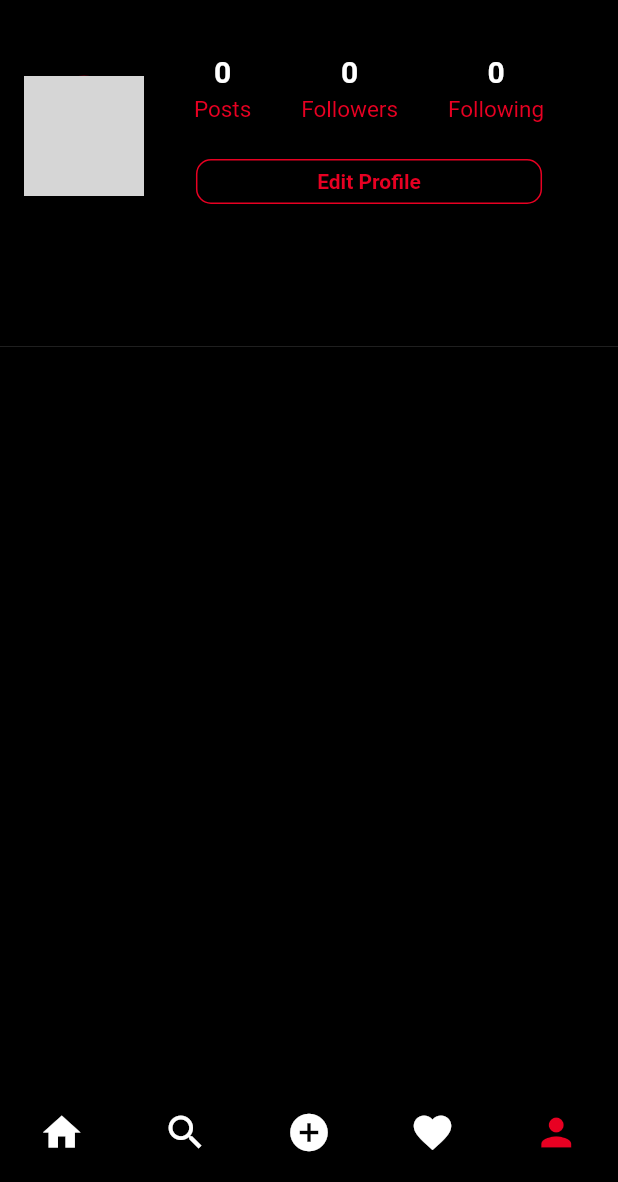
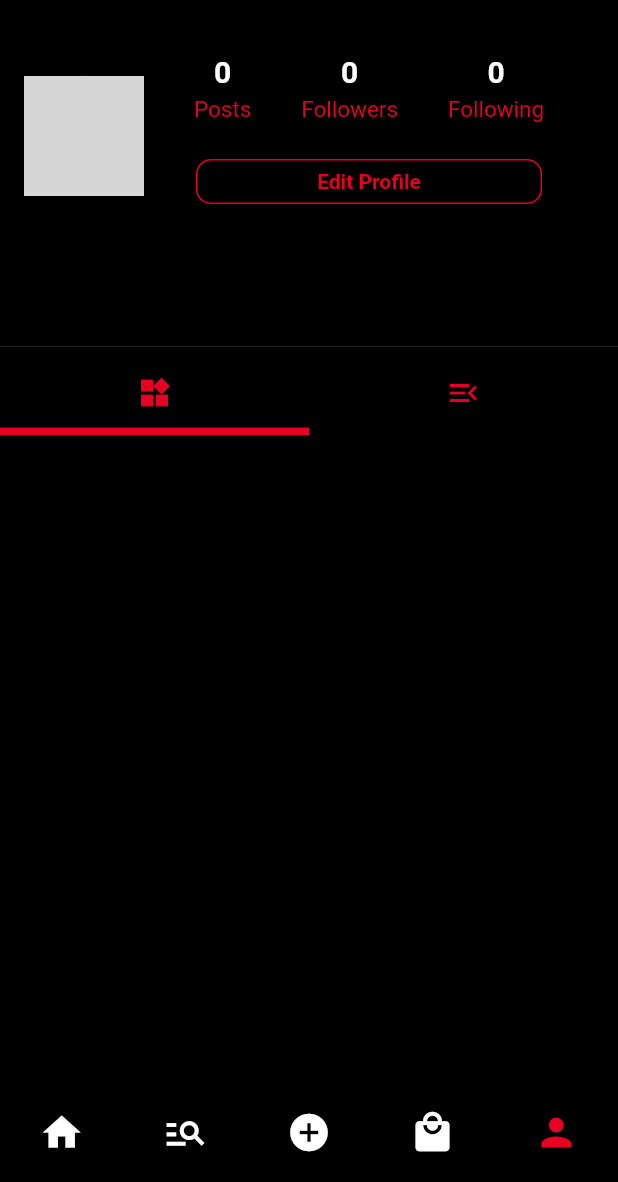
Before and after one commit to MizanHossen/skill_inventor_community, a Flutter app: the MobileScreenLayout screen opened directly, item 5 of the bottom bar chosen, on a phone screen of 412 x 824 dp, the part 54-1236 px from its top. Run offline on Flutter 3.47's test engine with Material 2 defaults, Android fonts, the phone set to English and light mode, and no system bars; our stand-ins replace cloud_firestore, firebase_auth, firebase_core, firebase_storage, flare_flutter, fluttertoast and 2 more; accounts and stored records are empty; network calls fail; grey boxes are pictures that could not be loaded.

Commit message:
complete app :-)

```diff
--- a/lib/providers/nav_bar_provider.dart
+++ b/lib/providers/nav_bar_provider.dart
@@ -14,7 +14,7 @@ class NavBarProvider with ChangeNotifier {
     ),
     NavBar(
       level: "",
-      iconData: Icons.search,
+      iconData: Icons.manage_search,
       widget: const SearchScreen(),
     ),
     NavBar(
@@ -24,8 +24,8 @@ class NavBarProvider with ChangeNotifier {
     ),
     NavBar(
       level: "",
-      iconData: Icons.favorite,
-      widget: const Center(child: Text("favorite")),
+      iconData: Icons.local_mall,
+      widget: const Center(child: Text("Under construction")),
     ),
     NavBar(
       level: "",
--- a/lib/responsive/web_screen_layout.dart
+++ b/lib/responsive/web_screen_layout.dart
@@ -60,7 +60,7 @@ class _WebScreenLayoutState extends State<WebScreenLayout> {
           ),
           IconButton(
             onPressed: () => navigationTapped(1),
-            icon: const Icon(Icons.search),
+            icon: const Icon(Icons.manage_search),
             color: _page == 1 ? primaryColor : secondaryColor,
           ),
           IconButton(
@@ -70,7 +70,7 @@ class _WebScreenLayoutState extends State<WebScreenLayout> {
           ),
           IconButton(
             onPressed: () => navigationTapped(3),
-            icon: const Icon(Icons.favorite),
+            icon: const Icon(Icons.local_mall),
             color: _page == 3 ? primaryColor : secondaryColor,
           ),
           IconButton(
--- a/lib/screen/feed_screen.dart
+++ b/lib/screen/feed_screen.dart
@@ -3,6 +3,7 @@ import 'package:flutter/material.dart';
 import 'package:skill_inventor_community/responsive/responsive.dart';
 import 'package:skill_inventor_community/utils/colors.dart';
 import 'package:skill_inventor_community/utils/global_variables.dart';
+import 'package:skill_inventor_community/utils/utils.dart';
 import '../widgets/post_card.dart';
 
 class FeedScreen extends StatelessWidget {
@@ -27,7 +28,9 @@ class FeedScreen extends StatelessWidget {
               ),
               actions: [
                 IconButton(
-                  onPressed: () {},
+                  onPressed: () {
+                    showSnackBar("Under construction :-) ", context);
+                  },
                   icon: const ImageIcon(
                     AssetImage("assets/images/message.png"),
                     color: primaryColor,
--- a/lib/screen/login_screen.dart
+++ b/lib/screen/login_screen.dart
@@ -60,6 +60,7 @@ class _LoginScreenState extends State<LoginScreen> {
         animationType = "success";
       });
       Timer(const Duration(seconds: 2), () async {
+        Navigator.popUntil(context, (route) => route.isFirst);
         Navigator.of(context).pushReplacement(MaterialPageRoute(
           builder: (context) => const ResponsiveLayout(
             mobileScreenLayout: MobileScreenLayout(),
--- a/lib/screen/profile_screen.dart
+++ b/lib/screen/profile_screen.dart
@@ -8,6 +8,7 @@ import 'package:skill_inventor_community/utils/colors.dart';
 import 'package:skill_inventor_community/utils/global_variables.dart';
 import 'package:skill_inventor_community/utils/utils.dart';
 import 'package:skill_inventor_community/widgets/follow_button.dart';
+import 'package:skill_inventor_community/widgets/post_card.dart';
 
 import '../responsive/responsive.dart';
 
@@ -74,7 +75,9 @@ class _ProfileScreenState extends State<ProfileScreen> {
         ? const Center(
             child: CircularProgressIndicator(color: primaryColor),
           )
-        : Scaffold(
+        : DefaultTabController(
+            length: 2,
+            child: Scaffold(
               appBar: width > webScreenSize
                   ? null
                   : AppBar(
@@ -98,8 +101,9 @@ class _ProfileScreenState extends State<ProfileScreen> {
                             : Container(),
                       ],
                     ),
-            body: ListView(
+              body: Column(
                 children: [
+                  // ************************* Profile Header ******************
                   Padding(
                     padding: Responsive.isMobile(context)
                         ? const EdgeInsets.all(16.0)
@@ -107,6 +111,7 @@ class _ProfileScreenState extends State<ProfileScreen> {
                     child: Column(
                       children: [
                         Row(
+                          mainAxisAlignment: MainAxisAlignment.spaceBetween,
                           children: [
                             CircleAvatar(
                               backgroundColor: primaryColor,
@@ -115,7 +120,8 @@ class _ProfileScreenState extends State<ProfileScreen> {
                                   : Responsive.isTablet(context)
                                       ? 65
                                       : 100,
-                            backgroundImage: NetworkImage(userData["photoUrl"]),
+                              backgroundImage:
+                                  NetworkImage(userData["photoUrl"]),
                             ),
                             Expanded(
                               child: Column(
@@ -191,7 +197,8 @@ class _ProfileScreenState extends State<ProfileScreen> {
                                           ? Expanded(
                                               child: Container(
                                                 height: 35,
-                                              margin: EdgeInsets.only(top: 30),
+                                                margin:
+                                                    EdgeInsets.only(top: 30),
                                                 padding: EdgeInsets.all(5),
                                                 decoration: BoxDecoration(
                                                   borderRadius:
@@ -252,7 +259,104 @@ class _ProfileScreenState extends State<ProfileScreen> {
                     ),
                   ),
                   const Divider(),
-                FutureBuilder(
+
+                  user == widget.uid
+                      ? Expanded(
+                          child: Column(
+                            children: [
+                              const TabBar(
+                                indicatorColor: primaryColor,
+                                indicatorWeight: 5,
+                                tabs: [
+                                  Tab(
+                                    icon: Icon(
+                                      Icons.widgets,
+                                      color: primaryColor,
+                                    ),
+                                  ),
+                                  Tab(
+                                    icon: Icon(
+                                      Icons.menu_open,
+                                      color: primaryColor,
+                                    ),
+                                  )
+                                ],
+                              ),
+                              Expanded(
+                                  child: TabBarView(
+                                children: [
+                                  ShowPost(widget: widget),
+                                  ShowListPost(widget: widget, width: width),
+                                ],
+                              ))
+                            ],
+                          ),
+                        )
+                      : ShowPost(widget: widget),
+                ],
+              ),
+            ),
+          );
+  }
+}
+
+class ShowListPost extends StatelessWidget {
+  const ShowListPost({
+    Key? key,
+    required this.widget,
+    required this.width,
+  }) : super(key: key);
+
+  final ProfileScreen widget;
+  final double width;
+
+  @override
+  Widget build(BuildContext context) {
+    return StreamBuilder(
+      stream: FirebaseFirestore.instance
+          .collection("posts")
+          .where("uid", isEqualTo: widget.uid)
+          .snapshots(),
+      builder: (context, snapshot) {
+        if (snapshot.connectionState == ConnectionState.waiting) {
+          return const Center(
+            child: CircularProgressIndicator(color: primaryColor),
+          );
+        }
+
+        return ListView.builder(
+          physics: const BouncingScrollPhysics(),
+          itemCount: snapshot.data!.docs.length,
+          itemBuilder: (context, index) => Container(
+            margin: EdgeInsets.symmetric(
+              horizontal: Responsive.isMobile(context)
+                  ? 0
+                  : Responsive.isTablet(context)
+                      ? width * 0.15
+                      : width * 0.3,
+              vertical: width > webScreenSize ? 15 : 0,
+            ),
+            child: PostCard(
+              snap: snapshot.data?.docs[index].data(),
+            ),
+          ),
+        );
+      },
+    );
+  }
+}
+
+class ShowPost extends StatelessWidget {
+  const ShowPost({
+    Key? key,
+    required this.widget,
+  }) : super(key: key);
+
+  final ProfileScreen widget;
+
+  @override
+  Widget build(BuildContext context) {
+    return FutureBuilder(
       future: FirebaseFirestore.instance
           .collection("posts")
           .where("uid", isEqualTo: widget.uid)
@@ -267,8 +371,7 @@ class _ProfileScreenState extends State<ProfileScreen> {
         return GridView.builder(
           shrinkWrap: true,
           itemCount: snapshot.data!.docs.length,
-                      gridDelegate:
-                          const SliverGridDelegateWithFixedCrossAxisCount(
+          gridDelegate: const SliverGridDelegateWithFixedCrossAxisCount(
             crossAxisCount: 3,
             crossAxisSpacing: 5,
             mainAxisSpacing: 1.5,
@@ -287,9 +390,6 @@ class _ProfileScreenState extends State<ProfileScreen> {
           },
         );
       },
-                )
-              ],
-            ),
     );
   }
 }
--- a/lib/utils/global_variables.dart
+++ b/lib/utils/global_variables.dart
@@ -11,6 +11,6 @@ final homeScreenItems = [
   FeedScreen(),
   SearchScreen(),
   AddPostScreen(),
-  Center(child: Text("favorite")),
+  Center(child: Text("Under construction")),
   ProfileScreen(uid: FirebaseAuth.instance.currentUser!.uid),
 ];
```
Also changed, not shown: lib/resources/firestore_methods.dart (+2 -5 lines), lib/widgets/post_card.dart (+23 -4 lines). Lines whose indentation alone changed are shown as unchanged.
